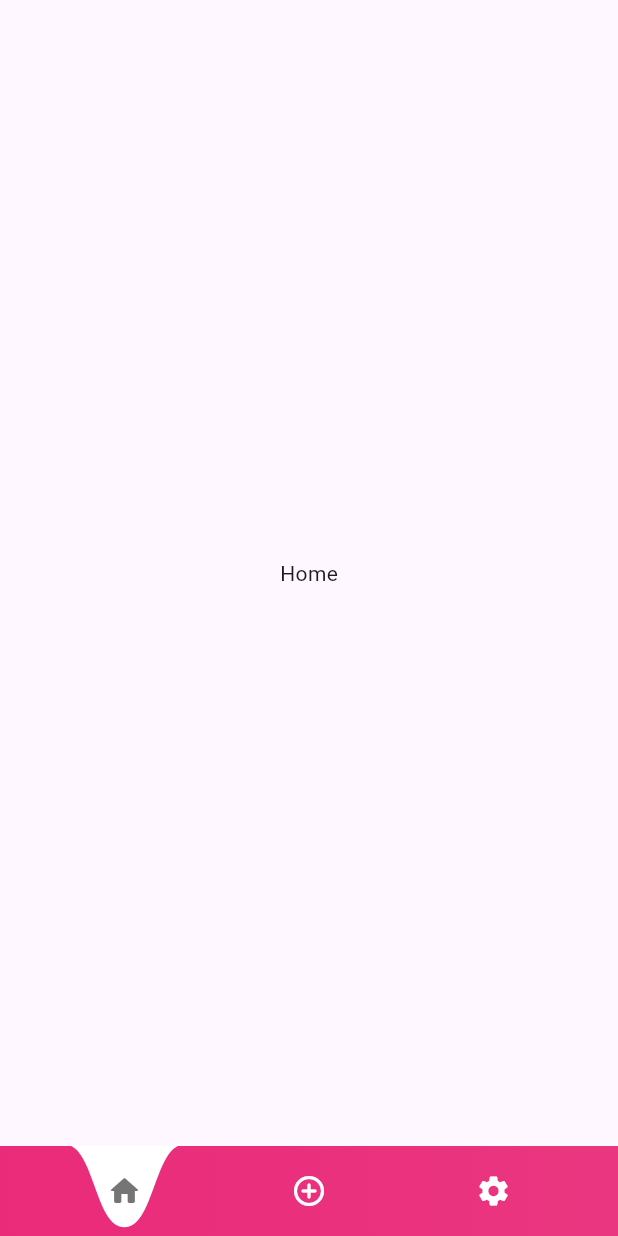
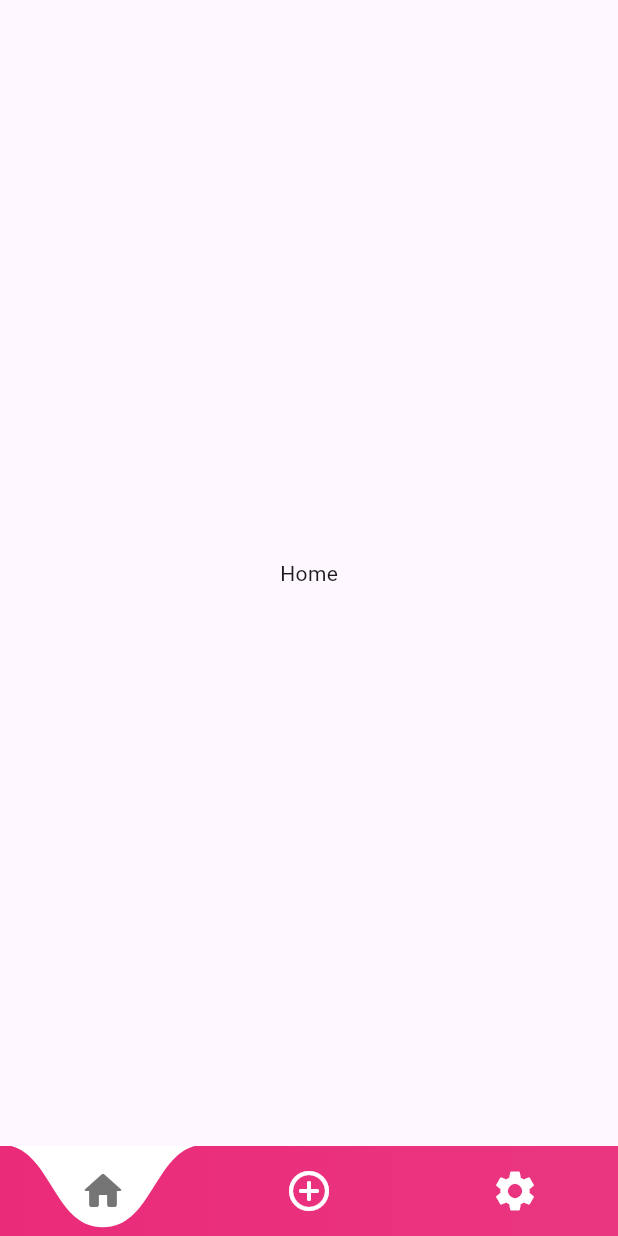
Before and after one commit to Propinquity-Labs/Propinquity, a Flutter app: the screen it shows after launch, on a phone screen of 412 x 824 dp. Run offline on Flutter 3.47's test engine with Material 3 defaults, Android fonts, the phone set to English and light mode, and no system bars; our stand-ins replace flutter_riverpod.

Commit message:
fix: Made small tweaks for ease of use

```diff
--- a/lib/presentation/widgets/default_navbar.dart
+++ b/lib/presentation/widgets/default_navbar.dart
@@ -11,17 +11,14 @@ class CurvedIconBackground extends CustomClipper<Path> {
     final double height = size.height * 0.92;
 
     path.lineTo(0, height);
-    double x = 0.0;
-    final int numberOfWaves = 2;
-    final double increment = size.width / numberOfWaves;
+    final double increment = size.width / 2;
 
-    path.lineTo(x, 0);
-    path.cubicTo(20.0, 0, 20.0, height, 40.0, height);
+    path.lineTo(0, 0);
+    path.cubicTo(increment / 2, 0, increment / 2, height, increment, height);
 
-    x += increment;
-
-    path.lineTo(x, height);
-    path.cubicTo(60.0, height, 60.0, 0, 80.0, 0);
+    path.lineTo(increment, height);
+    path.cubicTo(increment + increment / 2, height, increment + increment / 2,
+        0, increment * 2, 0);
 
     path.lineTo(size.width, 0);
     path.lineTo(0, 0);
@@ -73,7 +70,7 @@ class DefaultNavBar extends ConsumerWidget {
                           child: ClipPath(
                             clipper: CurvedIconBackground(),
                             child: Container(
-                              width: 80,
+                              width: MediaQuery.sizeOf(context).width / 3,
                               height: 60,
                               color: Colors.white,
                             ),
@@ -84,6 +81,7 @@ class DefaultNavBar extends ConsumerWidget {
                   },
                 ),
                 Icon(icon,
+                    size: 32,
                     color: isSelected ? Colors.black54 : Colors.white,
                     semanticLabel: label)
               ],
```
